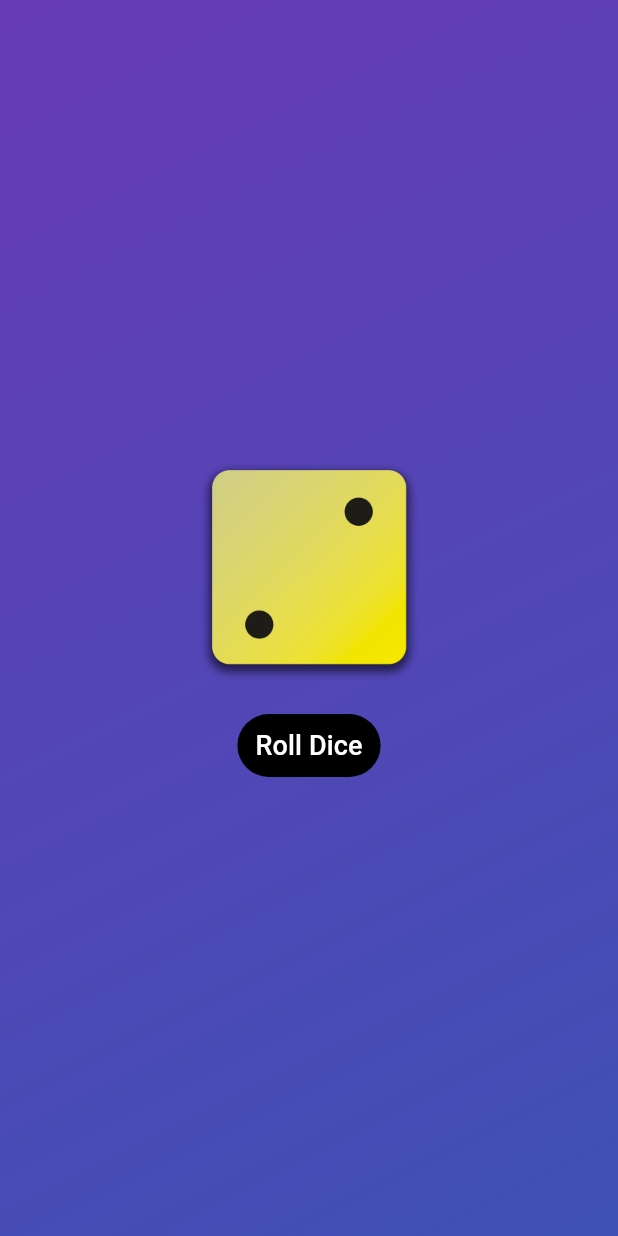
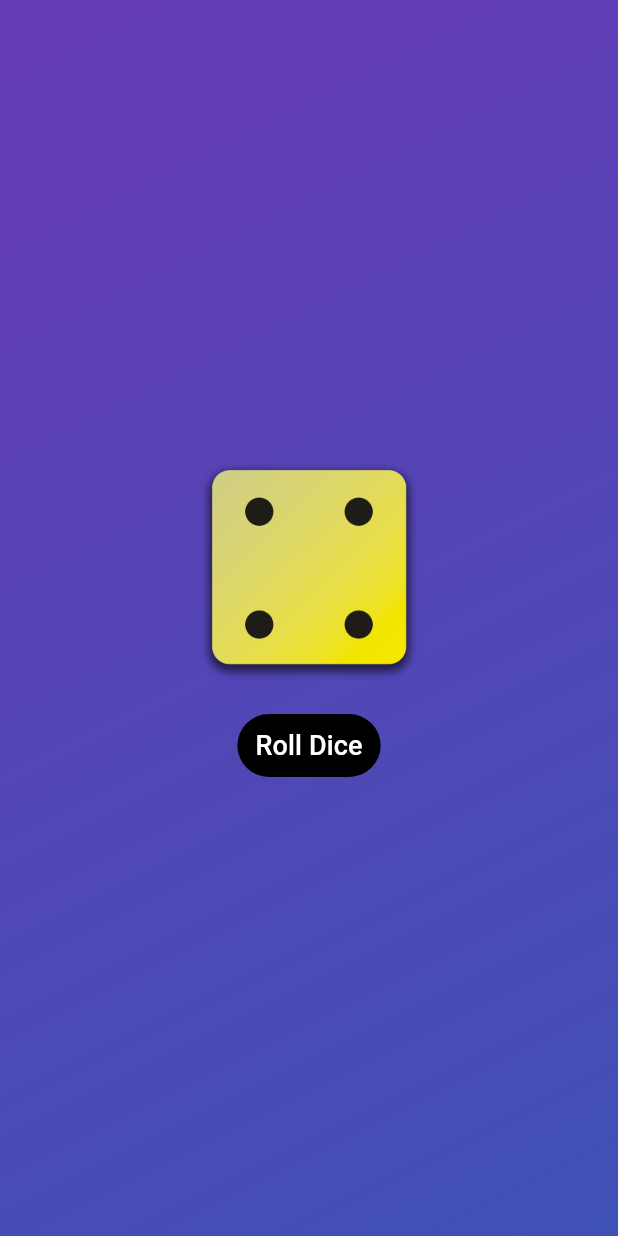
Before and after one commit to bagoesrex/RollDice-App, a Flutter app: the screen it shows after launch, after a tap on "Roll Dice", on a phone screen of 412 x 824 dp. Run offline on Flutter 3.47's test engine with Material 3 defaults, Android fonts, the phone set to English and light mode, and no system bars.

Commit message:
feat: add Roll Dice function

```diff
--- /dev/null
+++ b/lib/dice_roller.dart
@@ -0,0 +1,40 @@
+import 'package:flutter/material.dart';
+import 'package:rolldice_app/styled_text.dart';
+
+class DiceRoller extends StatefulWidget {
+  const DiceRoller({super.key});
+
+  @override
+  State<StatefulWidget> createState() {
+    return _DiceRollerState();
+  }
+}
+
+class _DiceRollerState extends State<DiceRoller> {
+  var activeDiceImage = 'assets/images/dice-2.png';
+
+  void rollDice() {
+    setState(() {
+      activeDiceImage = 'assets/images/dice-4.png';
+    });
+  }
+
+  @override
+  Widget build(BuildContext context) {
+    return Column(
+      mainAxisSize: MainAxisSize.min,
+      children: [
+        Image.asset(activeDiceImage, width: 150),
+        const SizedBox(height: 20),
+        TextButton(
+          onPressed: rollDice,
+          style: TextButton.styleFrom(
+            foregroundColor: Colors.white,
+            backgroundColor: Colors.black,
+          ),
+          child: StyledText(text: "Roll Dice"),
+        ),
+      ],
+    );
+  }
+}
--- a/lib/gradient_container.dart
+++ b/lib/gradient_container.dart
@@ -1,4 +1,4 @@
-import 'package:rolldice_app/styled_text.dart';
+import 'package:rolldice_app/dice_roller.dart';
 import 'package:flutter/material.dart';
 
 // Alignment? startAlignment;
@@ -14,10 +14,6 @@ class GradientContainer extends StatelessWidget {
 
   final Color color1, color2;
 
-  void rollDice() {
-    throw UnimplementedError();
-  }
-
   @override
   Widget build(context) {
     return Container(
@@ -28,23 +24,7 @@ class GradientContainer extends StatelessWidget {
           end: endAlignment,
         ),
       ),
-      child: Center(
-        child: Column(
-          mainAxisSize: MainAxisSize.min,
-          children: [
-            Image.asset('assets/images/dice-2.png', width: 150),
-            const SizedBox(height: 20),
-            TextButton(
-              onPressed: rollDice,
-              style: TextButton.styleFrom(
-                foregroundColor: Colors.white,
-                backgroundColor: Colors.black,
-              ),
-              child: StyledText(text: "Roll Dice"),
-            ),
-          ],
-        ),
-      ),
+      child: Center(child: DiceRoller()),
     );
   }
 }
```
